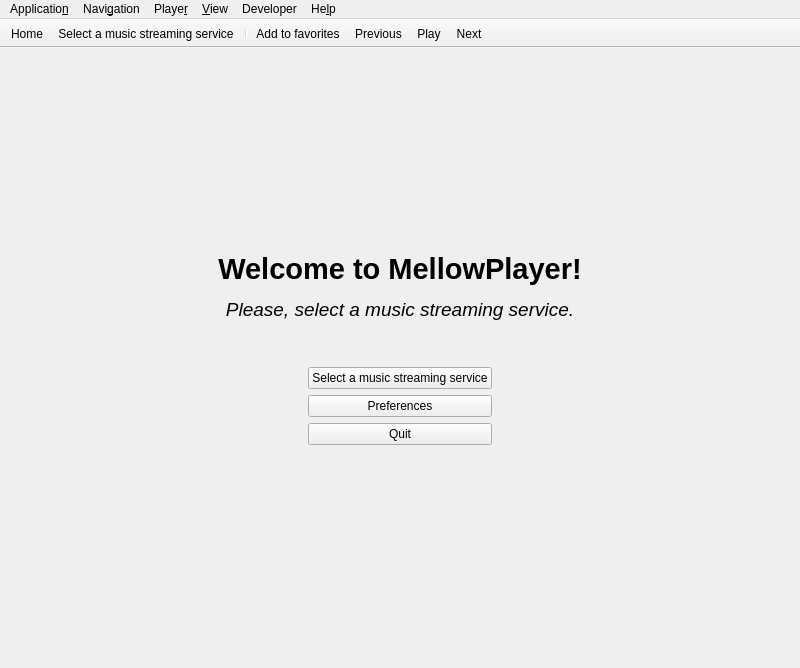
Qt form app/forms/mainwindow.ui (ColinDuquesnoy/MellowPlayer) before a commit.
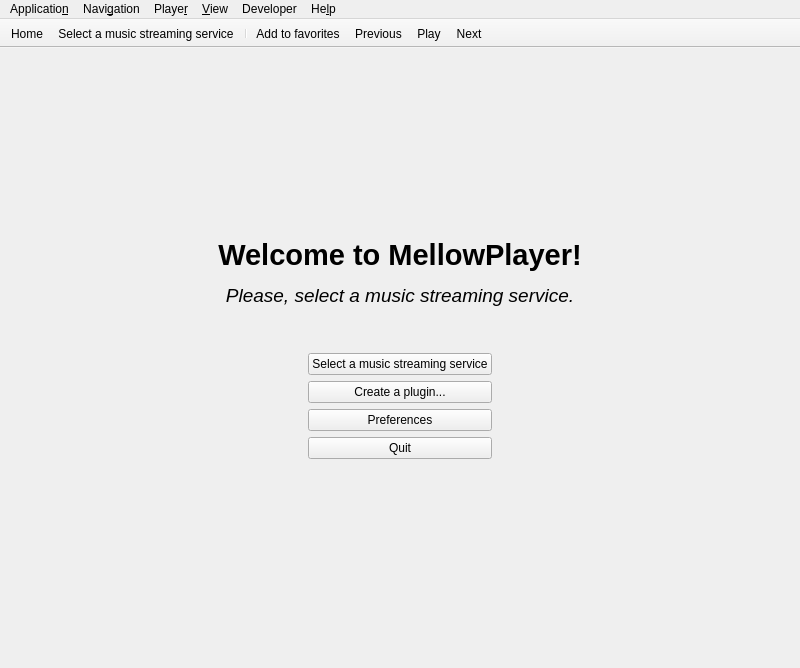
The same form after that commit. The open tabs and pages were chosen to show the change. Icons and pictures are not drawn. Custom widgets are drawn as their Qt base class.

Commit message:
Implement new wizard plugin
Add a method to reload service plugins

What changed in the file:
```diff
--- a/app/forms/mainwindow.ui
+++ b/app/forms/mainwindow.ui
@@ -111,7 +111,24 @@
           <property name="topMargin">
            <number>0</number>
           </property>
-          <item row="1" column="0">
+          <item row="3" column="1">
+           <widget class="QPushButton" name="pushButtonQuit">
+            <property name="sizePolicy">
+             <sizepolicy hsizetype="Expanding" vsizetype="Fixed">
+              <horstretch>0</horstretch>
+              <verstretch>0</verstretch>
+             </sizepolicy>
+            </property>
+            <property name="text">
+             <string>Quit</string>
+            </property>
+            <property name="icon">
+             <iconset theme="application-exit">
+              <normaloff>.</normaloff>.</iconset>
+            </property>
+           </widget>
+          </item>
+          <item row="2" column="0">
            <spacer name="horizontalSpacer_2">
             <property name="orientation">
              <enum>Qt::Horizontal</enum>
@@ -124,7 +141,7 @@
             </property>
            </spacer>
           </item>
-          <item row="1" column="1">
+          <item row="2" column="1">
            <widget class="QPushButton" name="pushButtonPreferences">
             <property name="sizePolicy">
              <sizepolicy hsizetype="Expanding" vsizetype="Fixed">
@@ -141,23 +158,6 @@
             </property>
            </widget>
           </item>
-          <item row="2" column="1">
-           <widget class="QPushButton" name="pushButtonQuit">
-            <property name="sizePolicy">
-             <sizepolicy hsizetype="Expanding" vsizetype="Fixed">
-              <horstretch>0</horstretch>
-              <verstretch>0</verstretch>
-             </sizepolicy>
-            </property>
-            <property name="text">
-             <string>Quit</string>
-            </property>
-            <property name="icon">
-             <iconset theme="application-exit">
-              <normaloff>.</normaloff>.</iconset>
-            </property>
-           </widget>
-          </item>
           <item row="0" column="1">
            <widget class="QPushButton" name="pushButtonSelect">
             <property name="sizePolicy">
@@ -175,7 +175,7 @@
             </property>
            </widget>
           </item>
-          <item row="1" column="2">
+          <item row="2" column="2">
            <spacer name="horizontalSpacer_4">
             <property name="orientation">
              <enum>Qt::Horizontal</enum>
@@ -188,6 +188,16 @@
             </property>
            </spacer>
           </item>
+          <item row="1" column="1">
+           <widget class="QPushButton" name="btCreatePlugin">
+            <property name="text">
+             <string>Create a plugin...</string>
+            </property>
+            <property name="icon">
+             <iconset theme="plugins"/>
+            </property>
+           </widget>
+          </item>
          </layout>
         </item>
        </layout>
```
Left out of the diff: 5 changed lines with no effect on the pictures. The commit also changes 8 other files.
